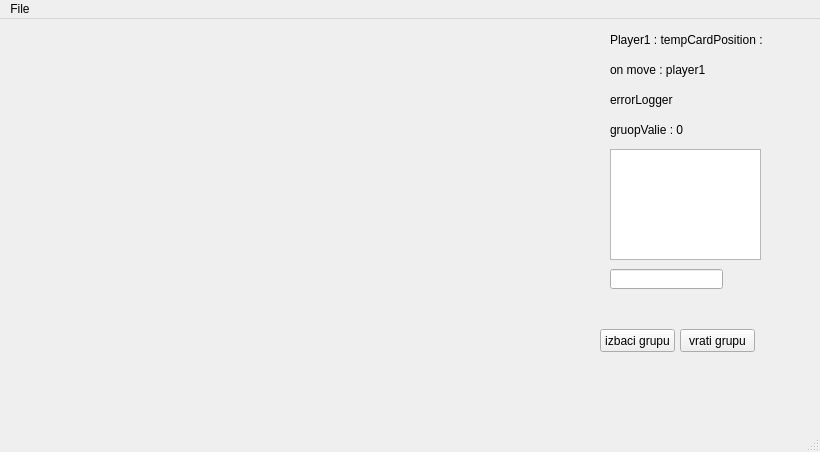
Qt form game.ui (stefanivanic/RemiFINAL) before a commit.
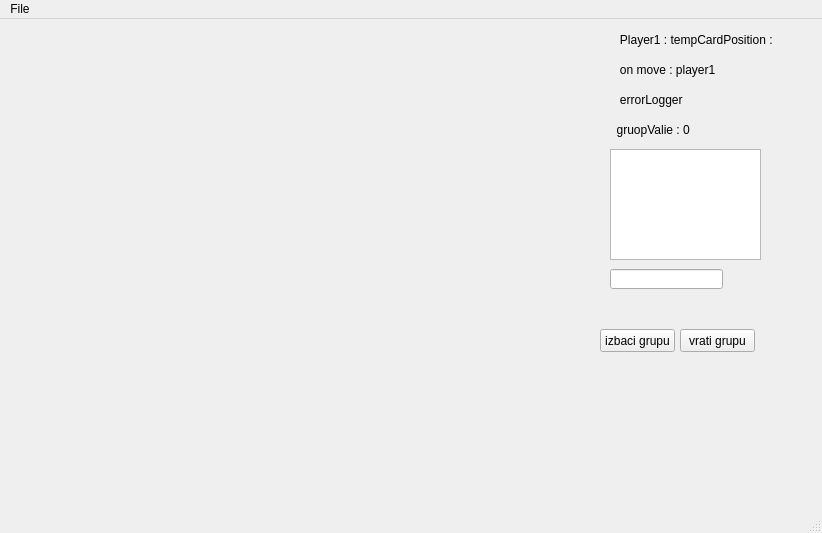
The same form after that commit.

Commit message: Grafičke izmene

```diff
--- a/game.ui
+++ b/game.ui
@@ -6,8 +6,8 @@
    <rect>
     <x>0</x>
     <y>0</y>
-    <width>820</width>
-    <height>452</height>
+    <width>822</width>
+    <height>533</height>
    </rect>
   </property>
   <property name="windowTitle">
@@ -29,7 +29,7 @@
      </rect>
     </property>
     <property name="text">
-     <string>Player1 : tempCardPosition : </string>
+     <string>   Player1 : tempCardPosition : </string>
     </property>
    </widget>
    <widget class="QLabel" name="onMoveLabel">
@@ -42,7 +42,7 @@
      </rect>
     </property>
     <property name="text">
-     <string>on move : player1</string>
+     <string>   on move : player1</string>
     </property>
    </widget>
    <widget class="QPushButton" name="throwGroup">
@@ -77,7 +77,7 @@
      </rect>
     </property>
     <property name="text">
-     <string>errorLogger</string>
+     <string>   errorLogger</string>
     </property>
    </widget>
    <widget class="QLabel" name="groupValue">
@@ -90,7 +90,7 @@
      </rect>
     </property>
     <property name="text">
-     <string>gruopValie : 0</string>
+     <string>  gruopValie : 0</string>
     </property>
    </widget>
    <widget class="QPushButton" name="undoGroup">
@@ -135,7 +135,7 @@
     <rect>
      <x>0</x>
      <y>0</y>
-     <width>820</width>
+     <width>822</width>
      <height>21</height>
     </rect>
    </property>
```
The commit also changes 2 other files.
